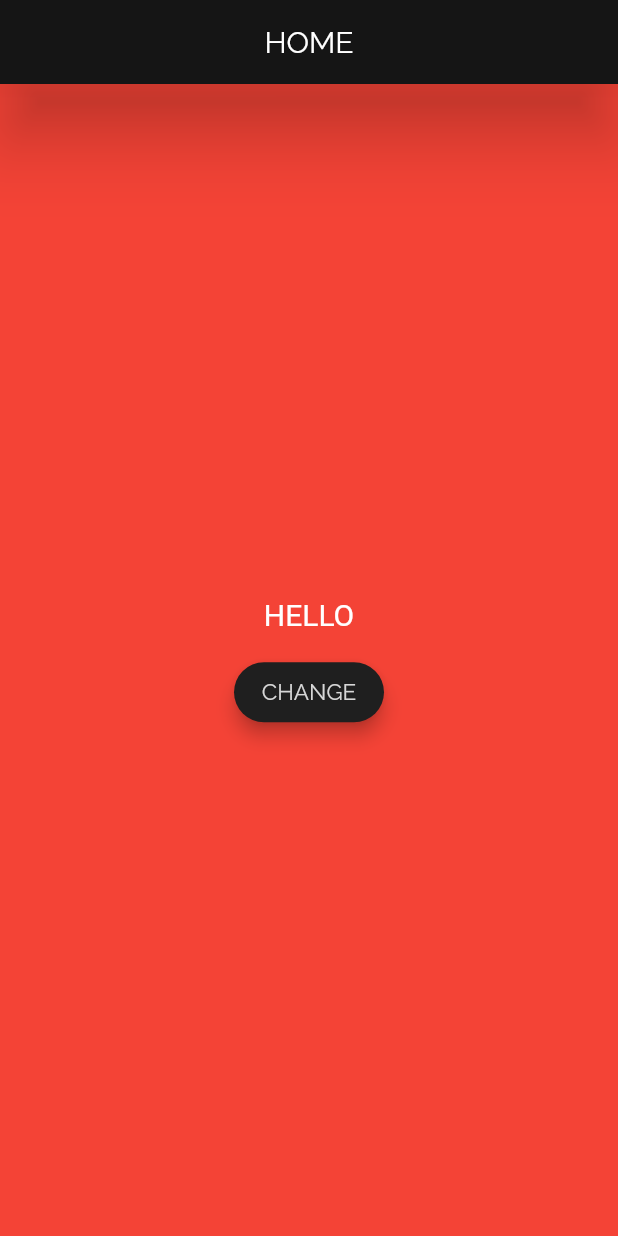
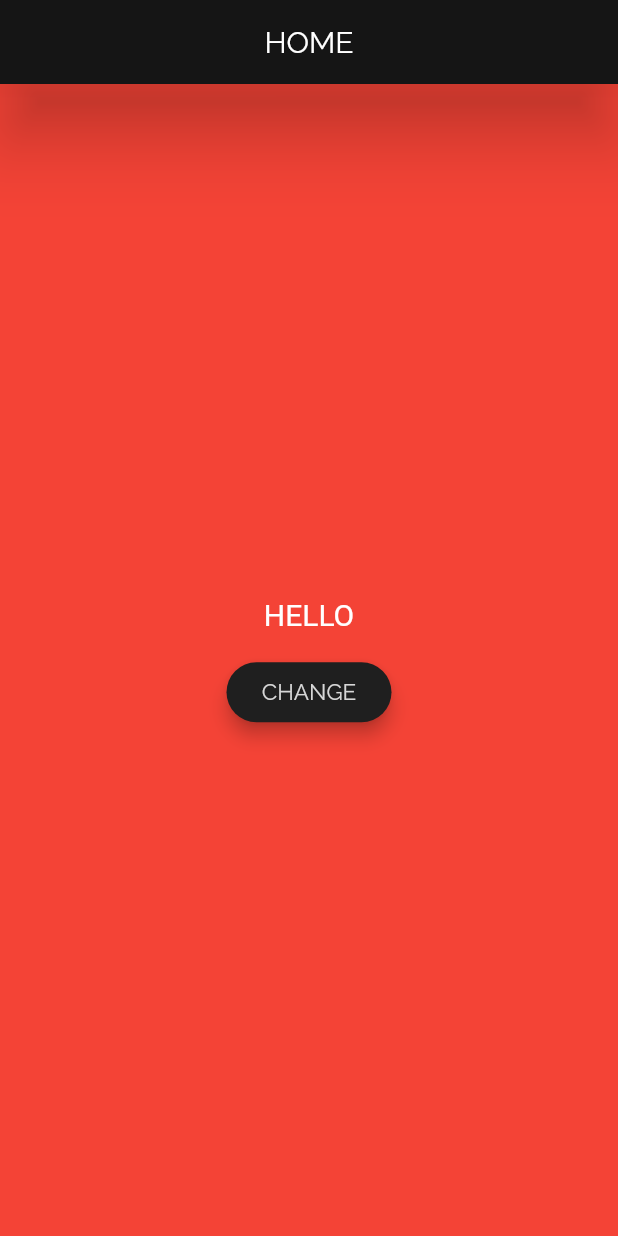
Before and after one commit to droy312/hello-world-flutter, a Flutter app: the screen it shows after launch, on a phone screen of 412 x 824 dp. Run offline on Flutter 3.47's test engine with Material 2 defaults, Android fonts, the phone set to English and light mode, and no system bars; project files that could hold a hidden picture were left out.

Commit message:
RaisedButton width change
On my device the width of 100 is making the 'e' of 'change' to go in next line.So fixed it.

```diff
--- a/lib/home.dart
+++ b/lib/home.dart
@@ -68,7 +68,7 @@ class _HomePageState extends State<HomePage> {
               ),
               Container( // Button
                 margin: EdgeInsets.only(top: 20),
-                width: 100,
+                width: 110,
                 height: 40,
                 child: RaisedButton(
                   child: Text(
```
